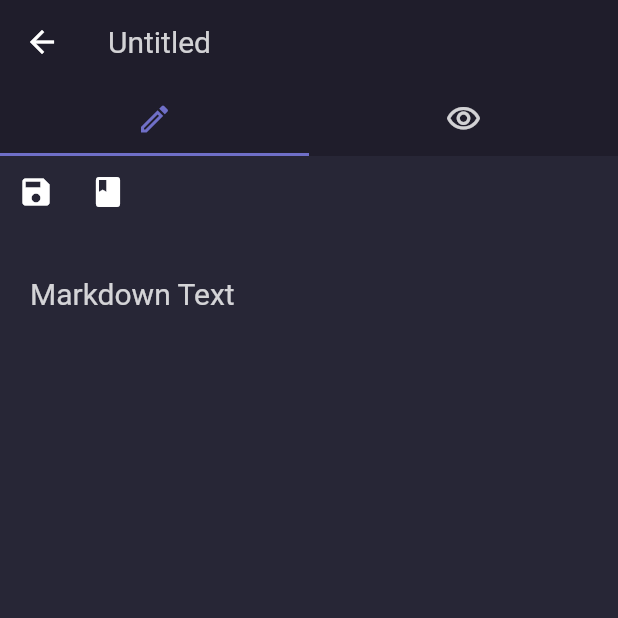
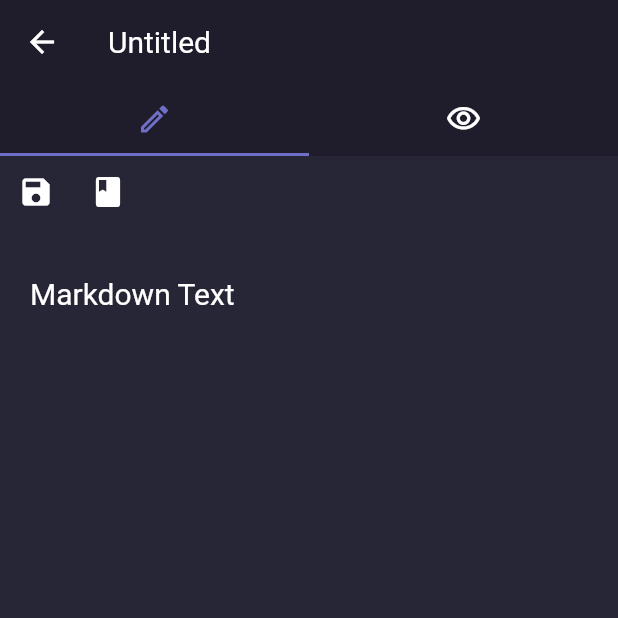
Before and after one commit to octoi/daily-notes, a Flutter app: the EditScreen screen opened directly, on a phone screen of 412 x 824 dp, the top half of it. Run offline on Flutter 3.47's test engine with Material 2 defaults, Android fonts, the phone set to English and light mode, and no system bars; our stand-ins replace flutter_markdown, permission_handler.

Commit message:
changed color

```diff
--- a/app/lib/utils/contants.dart
+++ b/app/lib/utils/contants.dart
@@ -5,4 +5,4 @@ const appSecondaryColor = Color(0xFF272636);
 const appPrimaryAccentColor = Color(0xFF6F6FC8);
 const appSecondaryAccentColor = Color(0xFFFFC04A);
 
-Color appWhite = Colors.white.withOpacity(0.8);
+Color appWhite = Colors.white;
```
